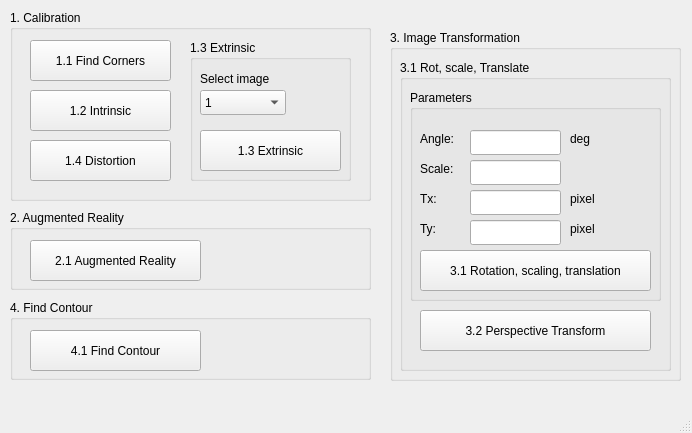
First picture: the form in hw1/ui/hw1.ui, repository aben20807/cvdl2019, before the edit.
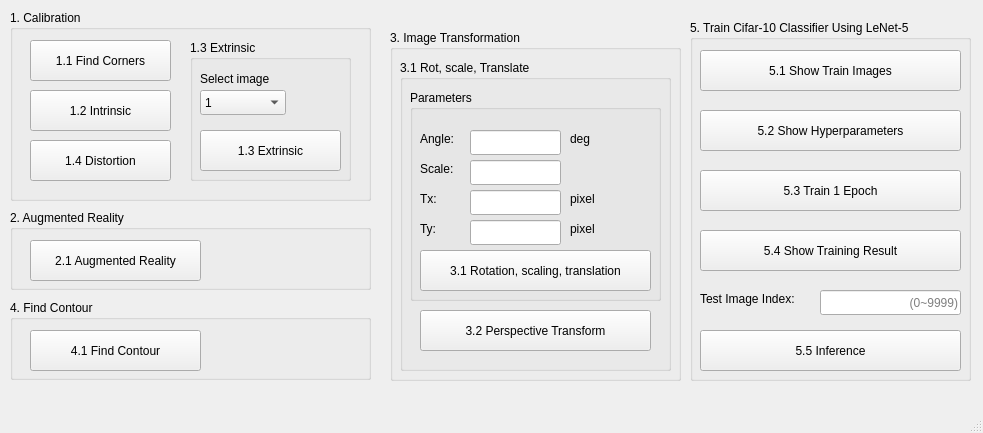
Second picture: the form after the edit.

What changed in the file:
```diff
--- a/hw1/ui/hw1.ui
+++ b/hw1/ui/hw1.ui
@@ -6,7 +6,7 @@
    <rect>
     <x>0</x>
     <y>0</y>
-    <width>692</width>
+    <width>983</width>
     <height>433</height>
    </rect>
   </property>
@@ -438,6 +438,119 @@
      </property>
     </widget>
    </widget>
+   <widget class="QGroupBox" name="groupBox_8">
+    <property name="geometry">
+     <rect>
+      <x>690</x>
+      <y>20</y>
+      <width>281</width>
+      <height>361</height>
+     </rect>
+    </property>
+    <property name="title">
+     <string>5. Train Cifar-10 Classifier Using LeNet-5</string>
+    </property>
+    <widget class="QPushButton" name="b5_1">
+     <property name="geometry">
+      <rect>
+       <x>10</x>
+       <y>30</y>
+       <width>261</width>
+       <height>41</height>
+      </rect>
+     </property>
+     <property name="text">
+      <string>5.1 Show Train Images</string>
+     </property>
+    </widget>
+    <widget class="QPushButton" name="b5_2">
+     <property name="geometry">
+      <rect>
+       <x>10</x>
+       <y>90</y>
+       <width>261</width>
+       <height>41</height>
+      </rect>
+     </property>
+     <property name="text">
+      <string>5.2 Show Hyperparameters</string>
+     </property>
+    </widget>
+    <widget class="QPushButton" name="b5_3">
+     <property name="geometry">
+      <rect>
+       <x>10</x>
+       <y>150</y>
+       <width>261</width>
+       <height>41</height>
+      </rect>
+     </property>
+     <property name="text">
+      <string>5.3 Train 1 Epoch</string>
+     </property>
+    </widget>
+    <widget class="QPushButton" name="b5_4">
+     <property name="geometry">
+      <rect>
+       <x>10</x>
+       <y>210</y>
+       <width>261</width>
+       <height>41</height>
+      </rect>
+     </property>
+     <property name="text">
+      <string>5.4 Show Training Result</string>
+     </property>
+    </widget>
+    <widget class="QLabel" name="label_9">
+     <property name="geometry">
+      <rect>
+       <x>10</x>
+       <y>270</y>
+       <width>121</width>
+       <height>17</height>
+      </rect>
+     </property>
+     <property name="text">
+      <string>Test Image Index:</string>
+     </property>
+    </widget>
+    <widget class="QLineEdit" name="t5_5_index">
+     <property name="geometry">
+      <rect>
+       <x>130</x>
+       <y>270</y>
+       <width>141</width>
+       <height>25</height>
+      </rect>
+     </property>
+     <property name="inputMask">
+      <string/>
+     </property>
+     <property name="text">
+      <string/>
+     </property>
+     <property name="alignment">
+      <set>Qt::AlignRight|Qt::AlignTrailing|Qt::AlignVCenter</set>
+     </property>
+     <property name="placeholderText">
+      <string>(0~9999)</string>
+     </property>
+    </widget>
+    <widget class="QPushButton" name="b5_5">
+     <property name="geometry">
+      <rect>
+       <x>10</x>
+       <y>310</y>
+       <width>261</width>
+       <height>41</height>
+      </rect>
+     </property>
+     <property name="text">
+      <string>5.5 Inference</string>
+     </property>
+    </widget>
+   </widget>
   </widget>
   <widget class="QMenuBar" name="menubar">
    <property name="geometry">
```
Left out of the diff: 4 changed lines with no effect on the pictures.
